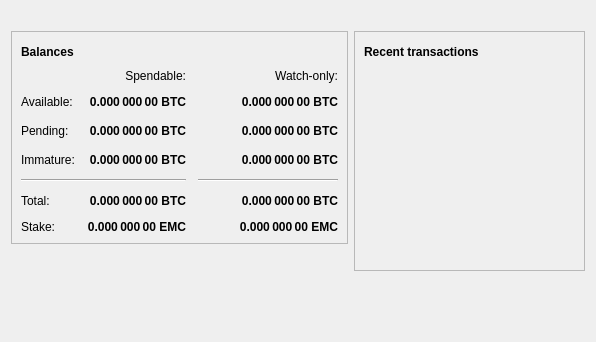
Above: src/qt/forms/overviewpage.ui from equalishcoin/equalishcoind before the change. Below: the same form after it.
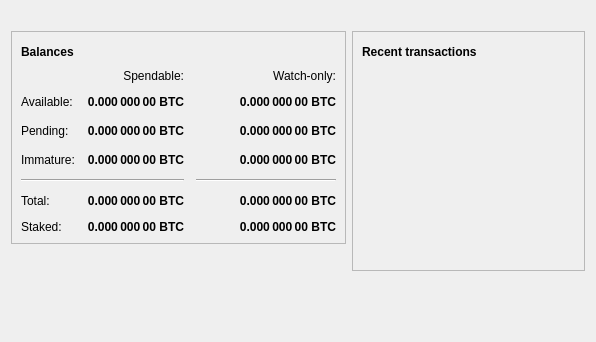
That is the form after the change. Icons and pictures are not drawn.

Commit message: fix stake labels and amounts

What changed in the file:
```diff
--- a/src/qt/forms/overviewpage.ui
+++ b/src/qt/forms/overviewpage.ui
@@ -404,7 +404,7 @@
             <item row="6" column="0">
              <widget class="QLabel" name="labelStakeText">
               <property name="text">
-               <string>Stake:</string>
+               <string>Staked:</string>
               </property>
              </widget>
             </item>
@@ -423,7 +423,7 @@
                <string>Your current balance that is used in stake generation</string>
               </property>
               <property name="text">
-               <string notr="true">0.000 000 00 EMC</string>
+               <string notr="true">0.000 000 00 BTC</string>
               </property>
               <property name="alignment">
                <set>Qt::AlignRight|Qt::AlignTrailing|Qt::AlignVCenter</set>
@@ -448,7 +448,7 @@
                <string>Your current balance that is used for stake generation in watch-only addresses</string>
               </property>
               <property name="text">
-               <string notr="true">0.000 000 00 EMC</string>
+               <string notr="true">0.000 000 00 BTC</string>
               </property>
               <property name="alignment">
                <set>Qt::AlignRight|Qt::AlignTrailing|Qt::AlignVCenter</set>
```
Left out of the diff: 4 changed lines with no effect on the pictures. The commit also changes 2 other files.
